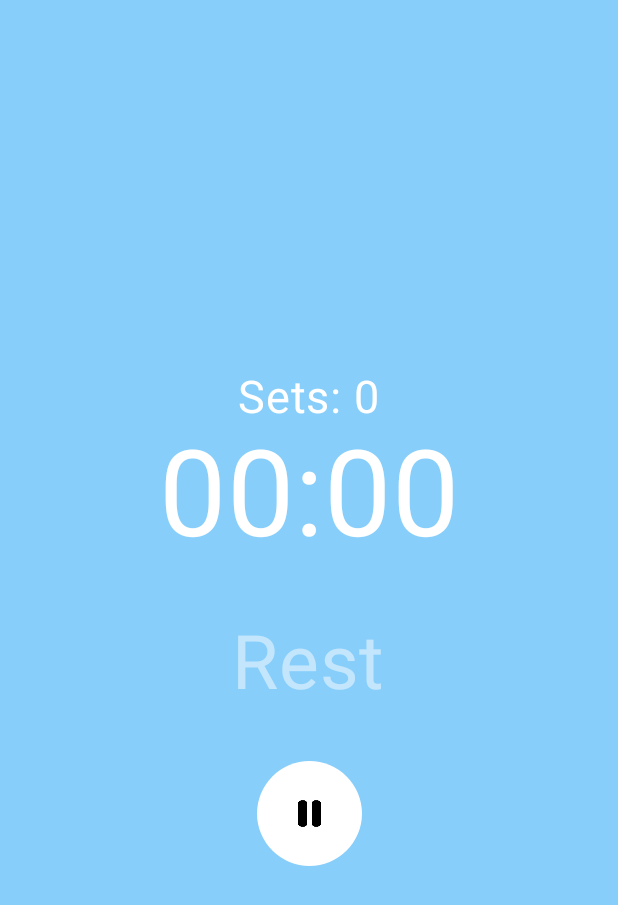
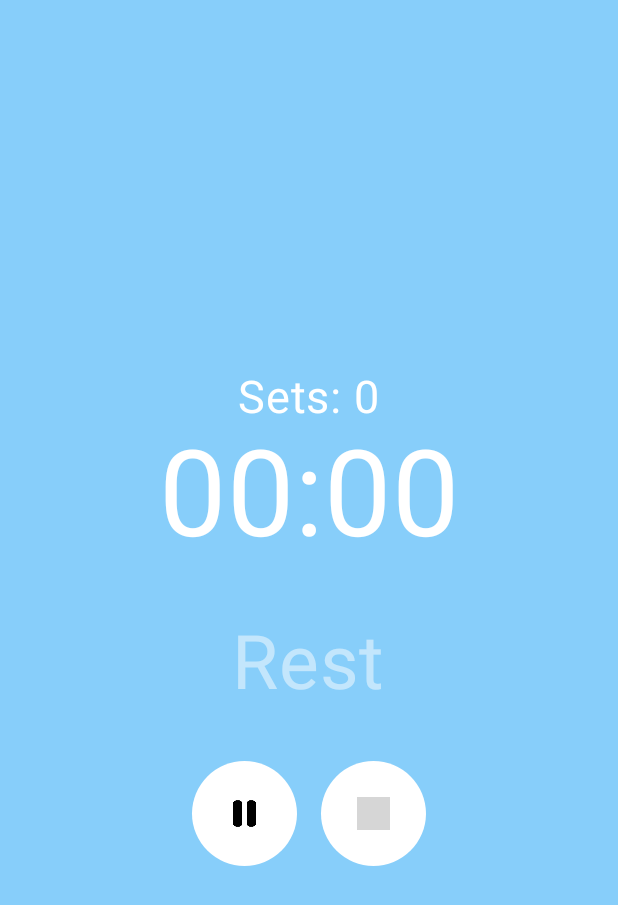
Before and after one commit to SamuelRiveira/hiittimer, an Android app built with Jetpack Compose: the composable Rest shown on its own in the app's theme, on a phone screen of 412 x 824 dp. Shown: the top 905 px of the screen. Run offline under Robolectric (Android 15) with nearby library versions, the phone set to English and light mode, and no system bars; grey boxes are pictures that could not be loaded.

Commit message:
Añadido boton de reset al la pantalla "Reset"

```diff
--- a/app/src/main/java/dev/samu/hiittimer/MainActivity.kt
+++ b/app/src/main/java/dev/samu/hiittimer/MainActivity.kt
@@ -634,27 +634,32 @@ fun Rest(
                 .graphicsLayer(alpha = 0.5f)
         )
 
-        Button(
-            onClick = {
-                miCounterDown.toggle()
+        Row {
+            Button(
+                onClick = {
+                    miCounterDown.toggle()
+                    currentIcon =
+                        if (currentIcon == R.drawable.button_start) R.drawable.button_pause else R.drawable.button_start
+                },
+                shape = CircleShape,
+                colors = ButtonDefaults.buttonColors(Color.White),
+                modifier = Modifier.size(70.dp)
+            ) {
+                Image(painter = painterResource(currentIcon), contentDescription = null)
+            }
+            Spacer(modifier = Modifier.size(16.dp))
+            // Botón de reset
+            Button(
+                onClick = {
+                    miCounterDown.reset() // Llama al método reset
+                },
+                modifier = Modifier.size(70.dp),
+                shape = CircleShape,
+                colors = ButtonDefaults.buttonColors(Color.White),
 
-                if (currentIcon == R.drawable.button_start) {
-                    currentIcon = R.drawable.button_pause
-                } else {
-                    currentIcon = R.drawable.button_start
-                }
-            },
-            shape = CircleShape,
-            colors = ButtonDefaults.buttonColors(
-                Color.White
-            ),
-            modifier = Modifier
-                .size(70.dp)
-        ) {
-            Image(
-                painter = painterResource(currentIcon),
-                contentDescription = null
-            )
+                ) {
+                Image(painter = painterResource(R.drawable.button_reset), contentDescription = null)
+            }
         }
     }
 }
```
